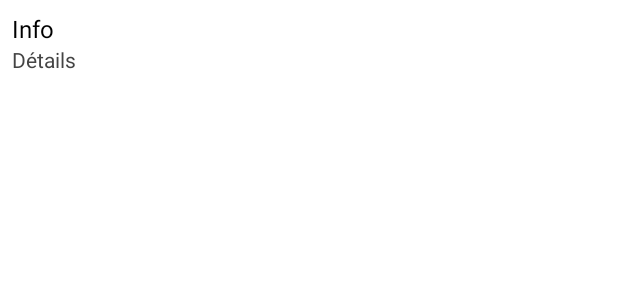
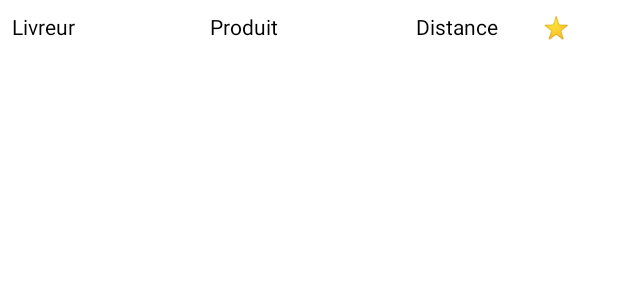
Before and after one commit to Langageneo/gps-precision-pro, an Android app: the layout item_table_row.xml on its own in the app's theme, with its tools: preview values and no code run, on a phone screen of 412 x 824 dp. Shown: the top 300 px of the screen. Run offline under Robolectric (Android 15) with nearby library versions, the phone set to English and light mode, and no system bars.

Commit message:
Update item_table_row.xml

```diff
--- a/android/app/src/main/res/layout/item_table_row.xml
+++ b/android/app/src/main/res/layout/item_table_row.xml
@@ -2,23 +2,45 @@
 <LinearLayout xmlns:android="http://schemas.android.com/apk/res/android"
     android:layout_width="match_parent"
     android:layout_height="wrap_content"
-    android:orientation="vertical"
+    android:orientation="horizontal"
     android:padding="8dp">
 
-    <!-- Livreur / Produit / Alert / Prediction -->
     <TextView
-        android:id="@+id/tvColumn1"
-        android:layout_width="match_parent"
+        android:id="@+id/livreurText"
+        android:layout_width="0dp"
         android:layout_height="wrap_content"
-        android:text="Info"
-        android:textSize="16sp"
+        android:layout_weight="2"
+        android:text="Livreur"
+        android:textSize="14sp"
         android:textColor="#000000" />
 
     <TextView
-        android:id="@+id/tvColumn2"
-        android:layout_width="match_parent"
+        android:id="@+id/produitText"
+        android:layout_width="0dp"
         android:layout_height="wrap_content"
-        android:text="Détails"
+        android:layout_weight="2"
+        android:text="Produit"
         android:textSize="14sp"
-        android:textColor="#444444" />
+        android:textColor="#000000" />
+
+    <TextView
+        android:id="@+id/distanceText"
+        android:layout_width="0dp"
+        android:layout_height="wrap_content"
+        android:layout_weight="1"
+        android:text="Distance"
+        android:textSize="14sp"
+        android:textColor="#000000"
+        android:gravity="center" />
+
+    <TextView
+        android:id="@+id/evaluationText"
+        android:layout_width="0dp"
+        android:layout_height="wrap_content"
+        android:layout_weight="1"
+        android:text="⭐"
+        android:textSize="14sp"
+        android:textColor="#000000"
+        android:gravity="center" />
+
 </LinearLayout>
```
